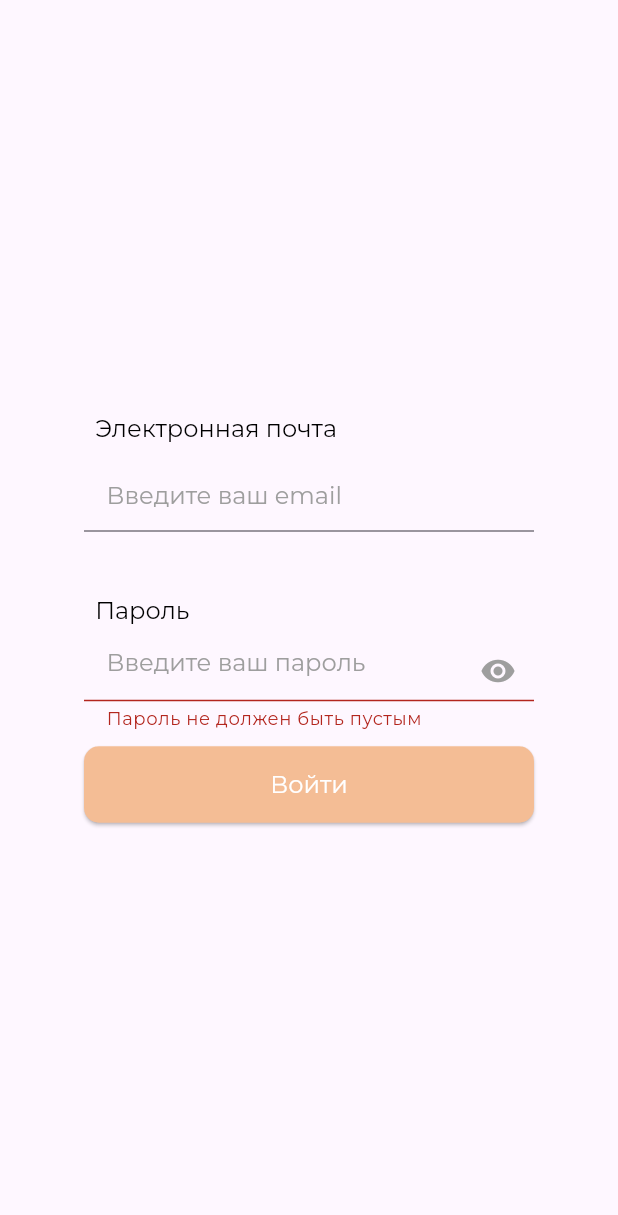
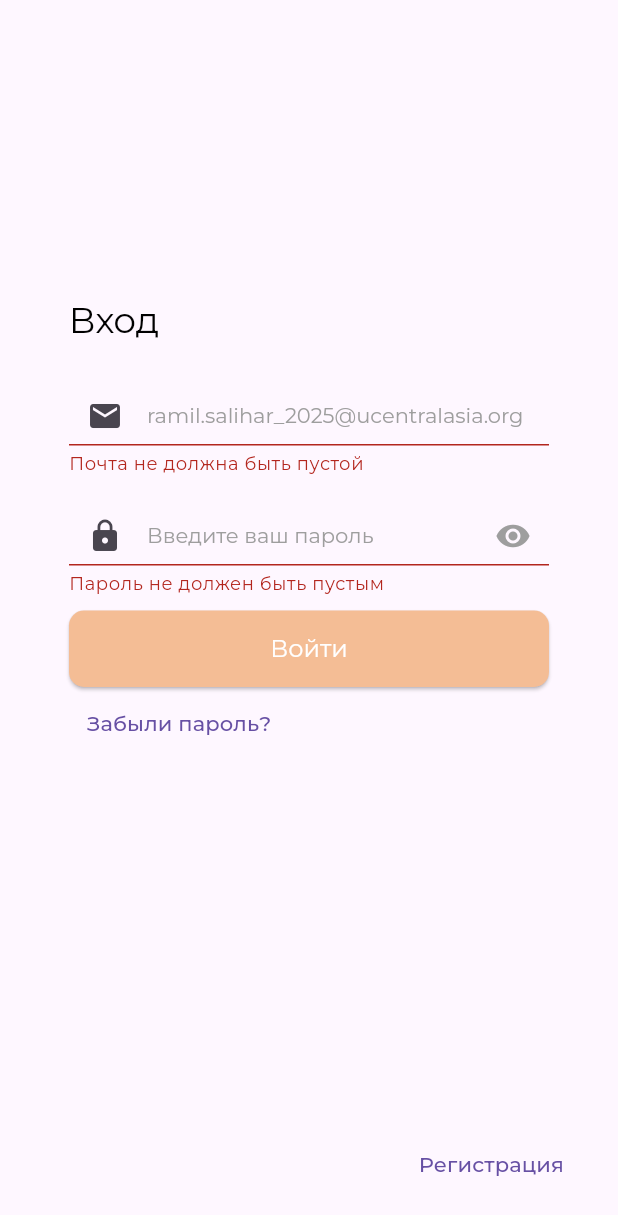
Before and after one commit to ramilsalihar/canteen, a Flutter app: the screen it shows after launch, after a tap on "Войти", on a phone screen of 412 x 824 dp. Shown: the top 1215 px of the screen. Run offline on Flutter 3.47's test engine with Material 3 defaults, Android fonts, the phone set to English and light mode, and no system bars; our stand-ins replace auto_route, bloc, dartz, equatable, firebase_auth, firebase_core and 6 more; accounts and stored records are empty; generated files the repository leaves out were written again.

Commit message:
minor changes

```diff
--- a/lib/core/theme/app_theme.dart
+++ b/lib/core/theme/app_theme.dart
@@ -19,20 +19,6 @@ class AppTheme {
       colors: _lightColors,
       dimens: dimens,
     ),
-    checkboxTheme: CheckboxThemeData(
-      fillColor: MaterialStateColor.resolveWith((Set<MaterialState> states) {
-        if (states.contains(MaterialState.selected)) {
-          return _lightColors.primaryColor;
-        }
-        return _lightColors.white;
-      }),
-      overlayColor: MaterialStateColor.resolveWith((Set<MaterialState> states) {
-        if (states.contains(MaterialState.hovered)) {
-          return _lightColors.white;
-        }
-        return _lightColors.primaryColor;
-      }),
-    ),
   );
 
   static const _darkColors = appColorsDark;
--- a/lib/core/validation/form_validation.dart
+++ b/lib/core/validation/form_validation.dart
@@ -1,29 +1,15 @@
 class FormValidation {
   FormValidation();
-
-  static String? validateInn(String? value) {
-    if (value == null || value.isEmpty) {
-      return 'Введите ИНН';
-    }
-
-    final numericValue = value.replaceAll(RegExp(r'[^0-9]'), '');
-
-    if (numericValue.length != 14) {
-      return 'Значение состоит из 14 цифр';
-    }
-
-    if (!numericValue.startsWith(RegExp(r'[1-2]'))) {
-      return 'Значение начинается с 1 или 2';
-    }
-
-    return null;
-  }
 
   static String? validateEmail(String value) {
     if (value.isEmpty) {
       return 'Почта не должна быть пустой';
     } else if (!value.contains('@')) {
       return 'Почта не верна';
+    } else if (!value.contains('_20')) {
+      return 'Почта не верна';
+    } else if (!value.contains('ucentralasia.org')) {
+      return 'Используйте почту ucentralasia.org';
     }
     return null;
   }
@@ -37,11 +23,20 @@ class FormValidation {
     return null;
   }
 
+  static String? validatePasswordMatch(String value, String password) {
+    if (value.isEmpty) {
+      return 'Пароль не должен быть пустым';
+    } else if (value != password) {
+      return 'Пароли не совпадают';
+    }
+    return null;
+  }
+
   static String? validatePhoneNumber(String value) {
     if (value.isEmpty) {
-      return 'Номер телефона не должен быть пустым';
+      return 'Номер не должен быть пустым';
     } else if (value.length < 10) {
-      return 'Номер телефона должен состоять из более чем 10 символов';
+      return 'Номер телефона должен состоять из более 9 символов';
     }
     return null;
   }
--- a/lib/core/widgets/buttons/app_button.dart
+++ b/lib/core/widgets/buttons/app_button.dart
@@ -26,7 +26,7 @@ class AppButton extends StatelessWidget {
           horizontal: 30,
         ),
         minimumSize: Size(
-          width ?? 300,
+          width ?? 320,
           height ?? 40,
         ),
         backgroundColor: Theme.of(context).primaryColor,
--- a/lib/core/widgets/forms/custom_text_form_field.dart
+++ b/lib/core/widgets/forms/custom_text_form_field.dart
@@ -3,10 +3,9 @@ import 'package:flutter/material.dart';
 class CustomTextFormField extends StatefulWidget {
   const CustomTextFormField({
     super.key,
-    required this.title,
     required this.controller,
+    required this.icon,
     this.hintText,
-    this.onChanged,
     this.readOnly,
     this.keyboardType,
     this.validator,
@@ -15,16 +14,15 @@ class CustomTextFormField extends StatefulWidget {
     this.width,
   });
 
-  final String title;
   final TextEditingController controller;
   final String? hintText;
-  final Function(String)? onChanged;
   final bool? readOnly;
   final TextInputType? keyboardType;
   final String? Function(String?)? validator;
   final bool? obscureText;
   final double? width;
   final double? height;
+  final Icon icon;
 
   @override
   State<CustomTextFormField> createState() => _CustomTextFormFieldState();
@@ -44,29 +42,18 @@ class _CustomTextFormFieldState extends State<CustomTextFormField> {
     return Column(
       crossAxisAlignment: CrossAxisAlignment.start,
       children: [
-        Padding(
-          padding: const EdgeInsets.only(
-            bottom: 10,
-            left: 7.5,
-          ),
-          child: Text(
-            widget.title,
-            style: Theme.of(context).textTheme.headlineMedium,
-          ),
-        ),
         SizedBox(
-          width: widget.width ?? 300,
+          width: widget.width ?? 320,
           height: widget.height ?? 60,
           child: TextFormField(
             decoration: InputDecoration(
-              contentPadding: const EdgeInsets.symmetric(
-                horizontal: 15,
-                vertical: 10,
-              ),
+              contentPadding: const EdgeInsets.symmetric(vertical: 15),
               hintText: widget.hintText ?? '',
               hintStyle: Theme.of(context).textTheme.headlineMedium!.copyWith(
                     color: Colors.grey,
+                    fontSize: 14,
                   ),
+              prefixIcon: widget.icon,
               suffixIcon: widget.obscureText == true
                   ? IconButton(
                       onPressed: () {
@@ -82,10 +69,11 @@ class _CustomTextFormFieldState extends State<CustomTextFormField> {
                       ),
                     )
                   : null,
+              errorMaxLines: 2,
+              isCollapsed: true,
             ),
             obscureText: hideText!,
             controller: widget.controller,
-            onChanged: widget.onChanged ?? (value) {},
             readOnly: widget.readOnly ?? false,
             keyboardType: widget.keyboardType ?? TextInputType.text,
             validator: widget.validator,
--- /dev/null
+++ b/lib/core/widgets/forms/input_field.dart
@@ -0,0 +1,45 @@
+import 'package:canteen/core/validation/form_validation.dart';
+import 'package:canteen/core/widgets/forms/custom_text_form_field.dart';
+import 'package:flutter/material.dart';
+
+class InputFields {
+  static Widget email({
+    required TextEditingController controller,
+  }) {
+    return CustomTextFormField(
+      hintText: 'ramil.salihar_2025@ucentralasia.org',
+      icon: const Icon(Icons.email),
+      controller: controller,
+      validator: (_) => FormValidation.validateEmail(controller.text),
+    );
+  }
+
+  static Widget password({
+    required TextEditingController controller,
+    final String? Function(String?)? validator,
+  }) {
+    return CustomTextFormField(
+      hintText: 'Введите ваш пароль',
+      icon: const Icon(Icons.lock),
+      controller: controller,
+      validator: validator ??
+          (_) => FormValidation.validatePassword(
+                controller.text,
+              ),
+      obscureText: true,
+    );
+  }
+
+  static Widget phoneNumber({
+    required TextEditingController controller,
+  }) {
+    return CustomTextFormField(
+      hintText: 'Введите ваш номер телефона',
+      icon: const Icon(Icons.phone),
+      controller: controller,
+      validator: (_) => FormValidation.validatePhoneNumber(
+        controller.text,
+      ),
+    );
+  }
+}
--- a/lib/presentation/bloc/auth_bloc/auth_bloc.dart
+++ b/lib/presentation/bloc/auth_bloc/auth_bloc.dart
@@ -14,6 +14,12 @@ class AuthBloc extends Bloc<AuthEvent, AuthState> {
         super(AuthInitial()) {
     on<LoginWithEmailAndPassword>(_mapSignInWithEmailAndPassword);
     on<CreateUserWithEmailAndPassword>(_mapCreateUserWithEmailAndPassword);
+    on<ShowLoginPage>((event, emit) {
+      emit(LoginState());
+    });
+    on<ShowSignupPage>((event, emit) {
+      emit(SignupState());
+    });
   }
 
   final FirebaseAuthDataSource _authService;
--- a/lib/presentation/bloc/auth_bloc/auth_event.dart
+++ b/lib/presentation/bloc/auth_bloc/auth_event.dart
@@ -22,3 +22,7 @@ class CreateUserWithEmailAndPassword extends AuthEvent {
     required this.password,
   });
 }
+
+class ShowLoginPage extends AuthEvent {}
+
+class ShowSignupPage extends AuthEvent {}
--- a/lib/presentation/bloc/auth_bloc/auth_state.dart
+++ b/lib/presentation/bloc/auth_bloc/auth_state.dart
@@ -12,3 +12,7 @@ class AuthErrorState extends AuthState {
 
   AuthErrorState({required this.message});
 }
+
+class LoginState extends AuthState {}
+
+class SignupState extends AuthState {}
--- a/lib/presentation/pages/user_pages/user_auth_page.dart
+++ b/lib/presentation/pages/user_pages/user_auth_page.dart
@@ -1,7 +1,7 @@
 import 'package:auto_route/auto_route.dart';
-import 'package:canteen/core/widgets/buttons/app_button.dart';
 import 'package:canteen/presentation/bloc/auth_bloc/auth_bloc.dart';
 import 'package:canteen/presentation/widgets/user_widgets/login_fields.dart';
+import 'package:canteen/presentation/widgets/user_widgets/signup_fields.dart';
 import 'package:flutter/material.dart';
 import 'package:flutter_bloc/flutter_bloc.dart';
 
@@ -14,47 +14,45 @@ class UserAuthPage extends StatefulWidget {
 }
 
 class _UserAuthPageState extends State<UserAuthPage> {
-  final GlobalKey<FormState> loginKey = GlobalKey();
-  final TextEditingController _loginController = TextEditingController();
-  final TextEditingController _passwordController = TextEditingController();
-
   @override
   Widget build(BuildContext context) {
     return Scaffold(
-      body: BlocListener<AuthBloc, AuthState>(
-        listener: (context, state) {},
-        child: SafeArea(
-          child: Form(
-            key: loginKey,
+      resizeToAvoidBottomInset: false,
+      body: SafeArea(
         child: Center(
-              child: SingleChildScrollView(
-                physics: const NeverScrollableScrollPhysics(),
-                child: Column(
+          child: BlocBuilder<AuthBloc, AuthState>(
+            builder: (context, state) {
+              bool isLogin = state is LoginState;
+              String title = isLogin ? 'Вход' : 'Регистрация';
+              return Column(
                 mainAxisAlignment: MainAxisAlignment.center,
                 crossAxisAlignment: CrossAxisAlignment.center,
                 children: [
-                    LoginField(
-                      login: _loginController,
-                      password: _passwordController,
+                  const SizedBox(
+                    height: 200,
                   ),
-                    const SizedBox(height: 10),
-                    AppButton(
-                      title: 'Войти',
+                  Flexible(
+                    child: isLogin ? const SignupFields() : const LoginField(),
+                  ),
+                  Padding(
+                    padding: const EdgeInsets.all(24),
+                    child: Align(
+                      alignment: Alignment.bottomRight,
+                      child: TextButton(
                         onPressed: () {
-                        if (loginKey.currentState!.validate()) {
                           context.read<AuthBloc>().add(
-                                CreateUserWithEmailAndPassword(
-                                  email: _loginController.text,
-                                  password: _passwordController.text,
-                                ),
+                                state is LoginState
+                                    ? ShowSignupPage()
+                                    : ShowLoginPage(),
                               );
-                        }
                         },
-                    ),
-                  ],
+                        child: Text(title),
                       ),
                     ),
                   ),
+                ],
+              );
+            },
           ),
         ),
       ),
--- a/lib/presentation/widgets/user_widgets/login_fields.dart
+++ b/lib/presentation/widgets/user_widgets/login_fields.dart
@@ -1,40 +1,58 @@
-import 'package:canteen/core/validation/form_validation.dart';
-import 'package:canteen/core/widgets/forms/custom_text_form_field.dart';
+import 'package:canteen/core/widgets/buttons/app_button.dart';
+import 'package:canteen/core/widgets/forms/input_field.dart';
+import 'package:canteen/presentation/bloc/auth_bloc/auth_bloc.dart';
 import 'package:flutter/material.dart';
+import 'package:flutter_bloc/flutter_bloc.dart';
 
-class LoginField extends StatelessWidget {
+class LoginField extends StatefulWidget {
   const LoginField({
     super.key,
-    required this.login,
-    required this.password,
   });
 
-  final TextEditingController login;
-  final TextEditingController password;
+  @override
+  State<LoginField> createState() => _LoginFieldState();
+}
+
+class _LoginFieldState extends State<LoginField> {
+  final GlobalKey<FormState> loginKey = GlobalKey();
+  final TextEditingController _emailController = TextEditingController();
+  final TextEditingController _passwordController = TextEditingController();
 
   @override
   Widget build(BuildContext context) {
-    return Column(
-      children: [
-        CustomTextFormField(
-          title: 'Электронная почта',
-          hintText: 'Введите ваш email',
-          controller: login,
-          // validator: (_) => FormValidation.validateInn(
-          //   login.text,
-          // ),
-        ),
-        const SizedBox(height: 30),
-        CustomTextFormField(
-          title: 'Пароль',
-          hintText: 'Введите ваш пароль',
-          controller: password,
-          validator: (_) => FormValidation.validatePassword(
-            password.text,
+    return Form(
+      key: loginKey,
+      child: Column(
+        crossAxisAlignment: CrossAxisAlignment.start,
+        children: [
+          Text(
+            'Вход',
+            style: Theme.of(context).textTheme.displayLarge,
           ),
-          obscureText: true,
-        ),
-      ],
+          const SizedBox(height: 30),
+          InputFields.email(controller: _emailController),
+          const SizedBox(height: 20),
+          InputFields.password(controller: _passwordController),
+          const SizedBox(height: 10),
+          AppButton(
+            title: 'Войти',
+            onPressed: () {
+              if (loginKey.currentState!.validate()) {
+                context.read<AuthBloc>().add(
+                      CreateUserWithEmailAndPassword(
+                        email: _emailController.text,
+                        password: _passwordController.text,
+                      ),
+                    );
+              }
+            },
+          ),
+          TextButton(
+            onPressed: () {},
+            child: Text('Забыли пароль?'),
+          ),
+        ],
+      ),
     );
   }
 }
```
Also changed, not shown: lib/presentation/widgets/user_widgets/signup_fields.dart (added, +59 -0 lines). Lines whose indentation alone changed are shown as unchanged.
